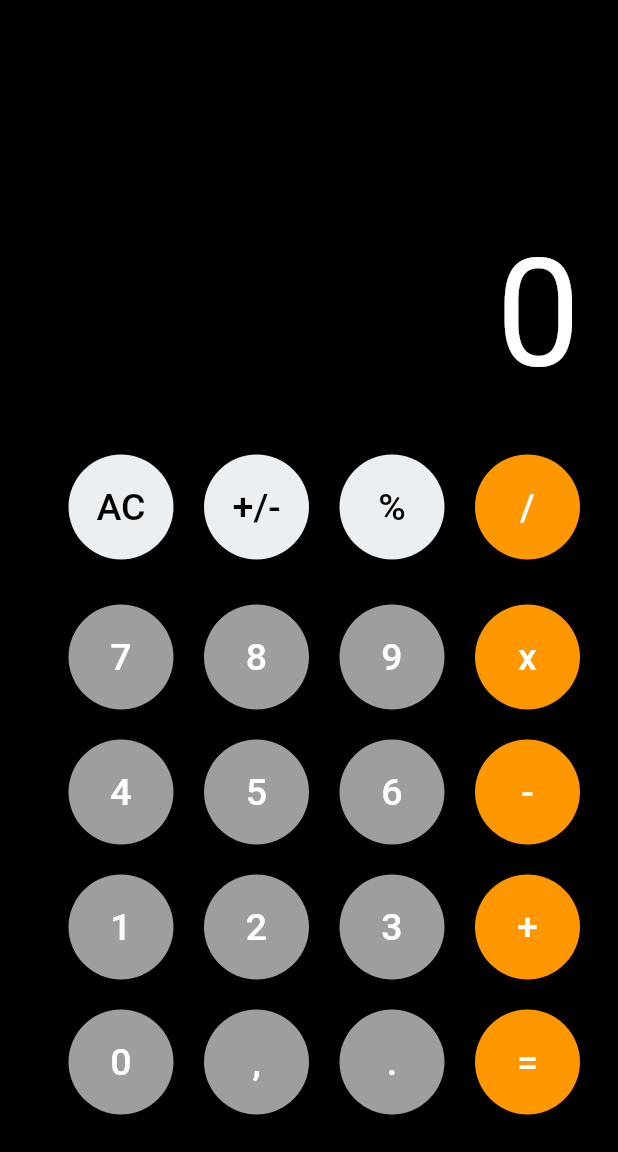
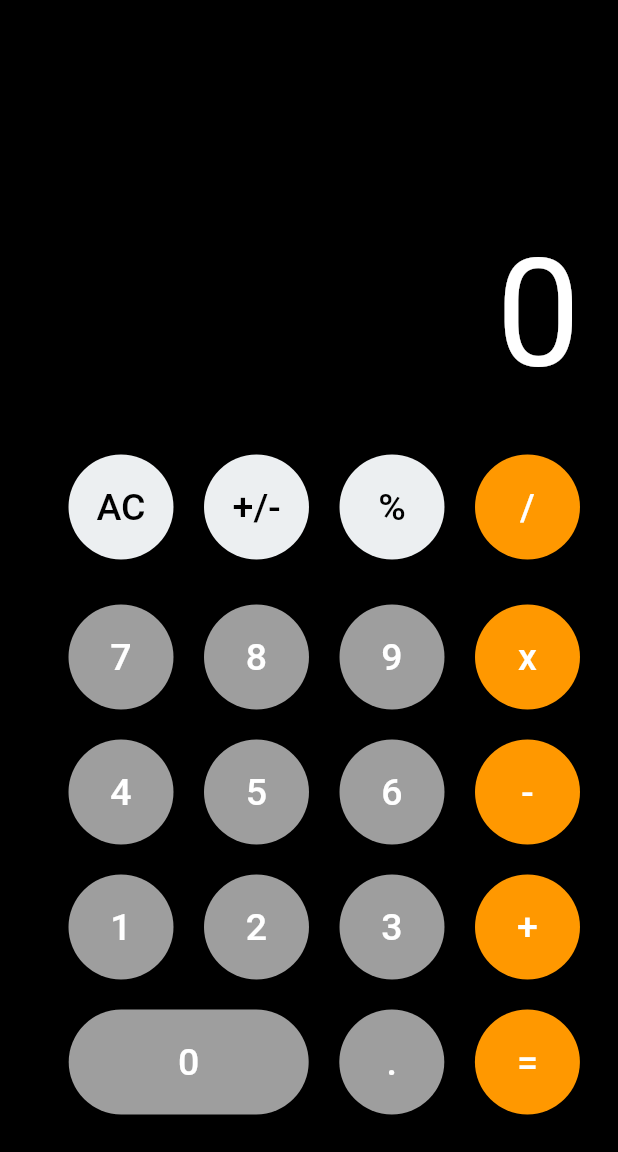
Before and after one commit to hoccuspoccus34/CalculatorFlutter, a Flutter app: the screen it shows after launch, on a phone screen of 412 x 824 dp, the part 84-1236 px from its top. Run offline on Flutter 3.47's test engine with Material 2 defaults, Android fonts, the phone set to English and light mode, and no system bars.

Commit message:
0 update

```diff
--- a/lib/main.dart
+++ b/lib/main.dart
@@ -43,11 +43,13 @@ class _MyHomePageState extends State<MyHomePage> {
             style: TextStyle(
                 fontSize: 25,
                 color: txtcolor,
+
             ),
           ),
           style: ElevatedButton.styleFrom(
             backgroundColor: btncolor,
-            shape: CircleBorder(),
+            shape: StadiumBorder(),
+
         ),
         ),
       );
@@ -193,14 +195,11 @@ class _MyHomePageState extends State<MyHomePage> {
                 Padding(padding: EdgeInsets.only(bottom: 80),),
                 SizedBox(
                   height: 70,
-                  width: 70,
+                  width: 160,
                   child: calcbutton('0', Colors.grey, Colors.white, 17),
+
                 ),
-                SizedBox(
-                  height: 70,
-                  width: 70,
-                  child: calcbutton(',', Colors.grey, Colors.white, 18),
-                ),
+
                 SizedBox(
                   height: 70,
                   width: 70,
```
